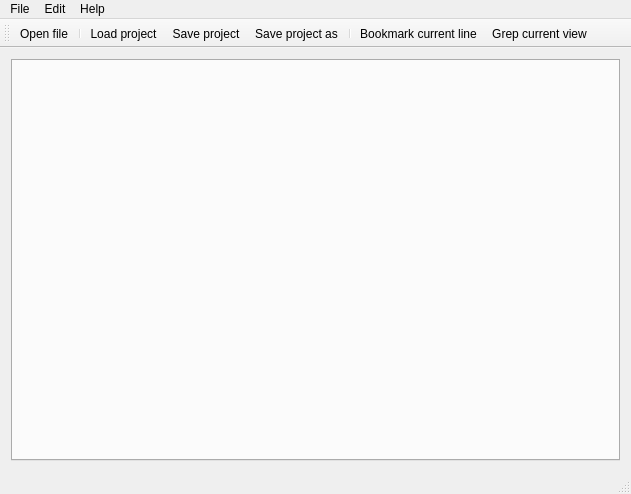
This is src/ui/MainWindow.ui in tomaszkaliciak/ProntoPredator as Qt 5 draws it before an edit. The edited form follows.
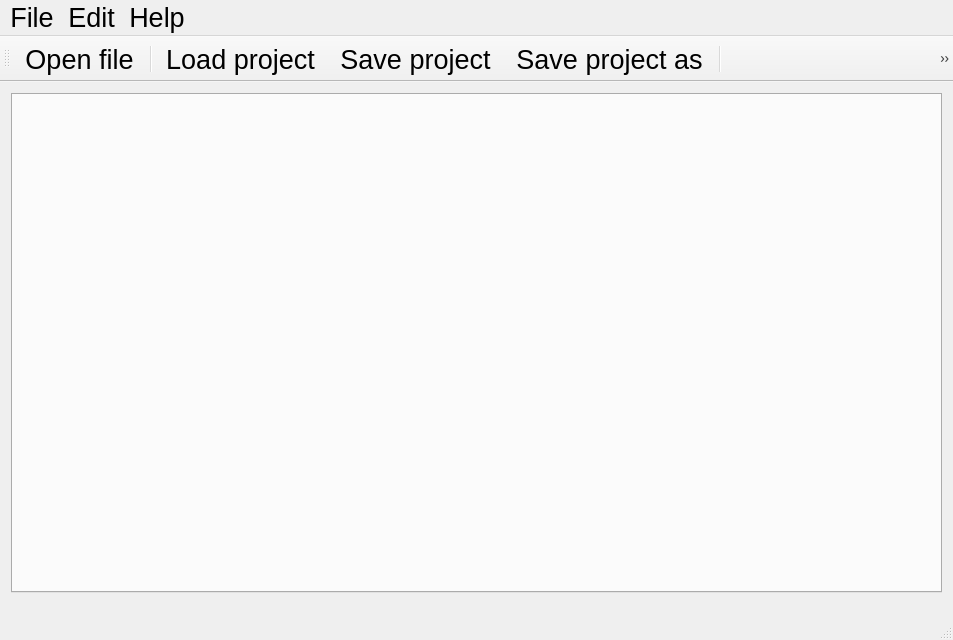
This is the edited form. Icons and pictures are not drawn.

Commit message: [LLM] make scrolling faster

Patch:
```diff
--- a/src/ui/MainWindow.ui
+++ b/src/ui/MainWindow.ui
@@ -6,10 +6,15 @@
    <rect>
     <x>0</x>
     <y>0</y>
-    <width>631</width>
-    <height>494</height>
+    <width>953</width>
+    <height>640</height>
    </rect>
   </property>
+  <property name="font">
+   <font>
+    <pointsize>20</pointsize>
+   </font>
+  </property>
   <property name="windowTitle">
    <string>LogView</string>
   </property>
@@ -51,8 +56,8 @@
     <rect>
      <x>0</x>
      <y>0</y>
-     <width>631</width>
-     <height>20</height>
+     <width>953</width>
+     <height>42</height>
     </rect>
    </property>
    <widget class="QMenu" name="menuTest">
```
Left out of the diff: 6 changed lines with no effect on the pictures. The commit also changes 2 other files.
